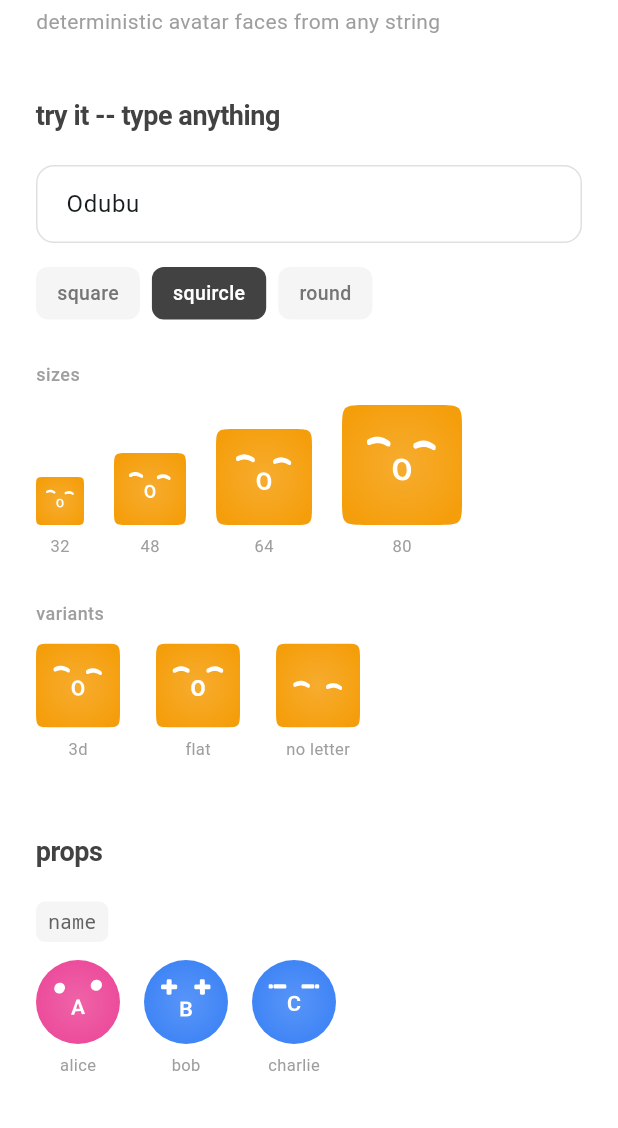
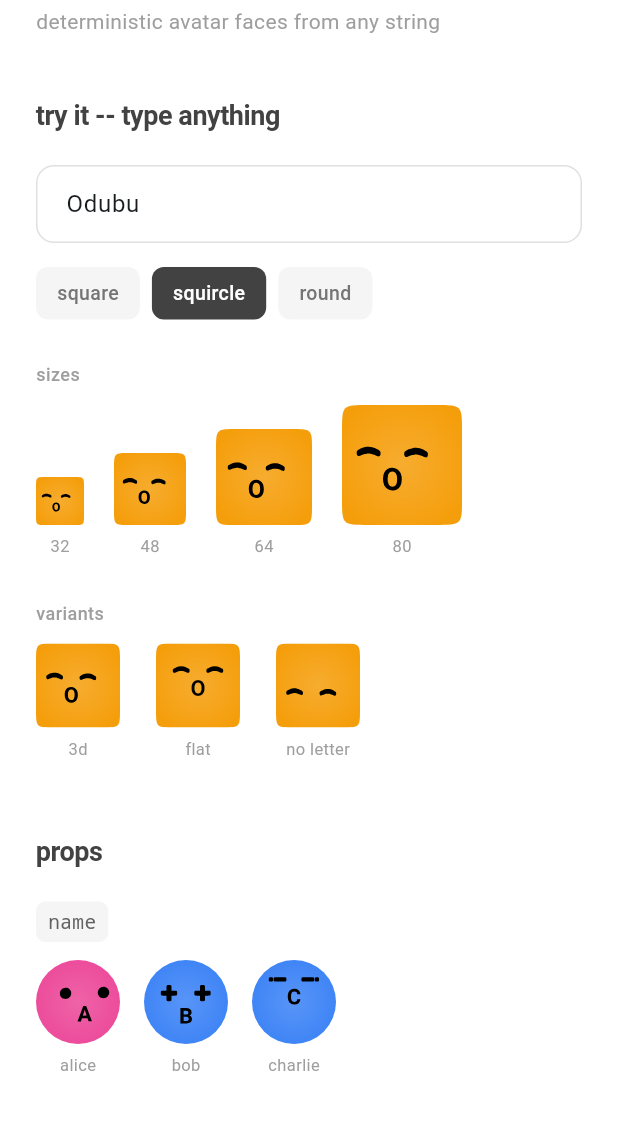
Before and after one commit to sgruhier/flutter_facedash, a Flutter app: the screen it shows after launch, on a phone screen of 412 x 824 dp, the part 108-1236 px from its top. Run offline on Flutter 3.47's test engine with Material 3 defaults, Android fonts, the phone set to English and light mode, and no system bars.

Commit message:
chore: update version to 0.1.3, add credit to Anthony Riera in CHANGELOG, and improve intensity preset calculations

```diff
--- a/example/lib/main.dart
+++ b/example/lib/main.dart
@@ -252,7 +252,7 @@ class _FacehashDemoState extends State<FacehashDemo> {
               _LabeledFace(
                 label: entry.key,
                 child: Facehash(
-                  name: 'intensity',
+                  name: 'Intensity',
                   size: 56,
                   intensity3d: entry.value,
                 ),
--- a/lib/src/widgets/facehash_intensity.dart
+++ b/lib/src/widgets/facehash_intensity.dart
@@ -20,23 +20,27 @@ class IntensityPreset {
   /// Creates an [IntensityPreset].
   const IntensityPreset({
     required this.rotateRange,
-    required this.perspective,
+    required this.offsetFraction,
   });
 
   /// Maximum rotation angle in degrees.
   final double rotateRange;
 
-  /// Perspective distance. 0 means no perspective.
-  final double perspective;
+  /// Face offset as a fraction of widget size (e.g. 0.06 = 6%).
+  final double offsetFraction;
 
   /// Maximum rotation angle in radians.
   double get rotateRangeRad => rotateRange * pi / 180;
 
   /// Lookup table for all intensity levels.
   static const Map<Intensity3D, IntensityPreset> presets = {
-    Intensity3D.none: IntensityPreset(rotateRange: 0, perspective: 0),
-    Intensity3D.subtle: IntensityPreset(rotateRange: 5, perspective: 800),
-    Intensity3D.medium: IntensityPreset(rotateRange: 10, perspective: 500),
-    Intensity3D.dramatic: IntensityPreset(rotateRange: 15, perspective: 300),
+    Intensity3D.none:
+        IntensityPreset(rotateRange: 0, offsetFraction: 0),
+    Intensity3D.subtle:
+        IntensityPreset(rotateRange: 3, offsetFraction: 0.03),
+    Intensity3D.medium:
+        IntensityPreset(rotateRange: 5, offsetFraction: 0.05),
+    Intensity3D.dramatic:
+        IntensityPreset(rotateRange: 8, offsetFraction: 0.08),
   };
 }
--- a/lib/src/widgets/facehash_widget.dart
+++ b/lib/src/widgets/facehash_widget.dart
@@ -280,30 +280,50 @@ class _FacehashState extends State<Facehash> with TickerProviderStateMixin {
   ///
   /// The [animationValue] ranges from 0.0 (hash-based rotation) to
   /// 1.0 (flat / no rotation), controlled by the interaction animation.
+  /// Computes the face feature offset for the 3D tilt effect.
+  ///
+  /// Instead of relying on Matrix4 3D perspective (which renders
+  /// differently on Flutter web vs CSS), we compute the visual offset
+  /// that CSS perspective produces and apply it as a 2D translation
+  /// combined with a subtle rotation.
+  ///
+  /// The [animationValue] ranges from 0.0 (hash-based tilt) to
+  /// 1.0 (flat / centered), controlled by the interaction animation.
+  Offset _computeOffset(double animationValue) {
+    final preset = IntensityPreset.presets[widget.intensity3d]!;
+    if (preset.rotateRange == 0) return Offset.zero;
+
+    // Offset matches CSS perspective projection direction:
+    // rotateY maps to horizontal shift, rotateX to vertical shift.
+    final maxOffset = widget.size * preset.offsetFraction;
+    final dx = lerpDouble(
+      _data.rotation.dy * maxOffset,
+      0,
+      animationValue,
+    )!;
+    final dy = lerpDouble(
+      -_data.rotation.dx * maxOffset,
+      0,
+      animationValue,
+    )!;
+
+    return Offset(dx, dy);
+  }
+
+  /// Builds a subtle rotation matrix for the 3D tilt effect.
   Matrix4 _buildTransform(double animationValue) {
     final preset = IntensityPreset.presets[widget.intensity3d]!;
+    if (preset.rotateRange == 0) return Matrix4.identity();
 
-    // When the interaction animation is at 1.0 the face is flat (0 rotation).
-    // When at 0.0 it shows the hash-based rotation.
-    final hashRotateX = _data.rotation.dx * preset.rotateRange;
-    final hashRotateY = _data.rotation.dy * preset.rotateRange;
+    final rotateXDeg =
+        lerpDouble(_data.rotation.dx * preset.rotateRange, 0, animationValue)!;
+    final rotateYDeg =
+        lerpDouble(_data.rotation.dy * preset.rotateRange, 0, animationValue)!;
 
-    final rotateXDeg = lerpDouble(hashRotateX, 0, animationValue)!;
-    final rotateYDeg = lerpDouble(hashRotateY, 0, animationValue)!;
-
-    final angleX = rotateXDeg * pi / 180;
-    final angleY = rotateYDeg * pi / 180;
-
-    final matrix = Matrix4.identity();
-
-    // Only apply perspective when there is a non-zero distance.
-    if (preset.perspective > 0) {
-      matrix.setEntry(3, 2, 1.0 / preset.perspective);
-    }
-
-    return matrix
-      ..rotateX(angleX)
-      ..rotateY(angleY);
+    return Matrix4.identity()
+      ..setEntry(3, 2, 0.001)
+      ..rotateX(rotateXDeg * pi / 180)
+      ..rotateY(rotateYDeg * pi / 180);
   }
 
   // ---------------------------------------------------------------------------
@@ -313,7 +333,7 @@ class _FacehashState extends State<Facehash> with TickerProviderStateMixin {
   @override
   Widget build(BuildContext context) {
     final backgroundColor = getColor(_effectiveColors, _data.colorIndex);
-    final resolvedEyeColor = widget.eyeColor ?? const Color(0xFFFFFFFF);
+    final resolvedEyeColor = widget.eyeColor ?? const Color(0xFF000000);
 
     // Face paint dimensions. Width is 60 % of the avatar; height preserves
     // the SVG viewBox aspect ratio.
@@ -388,8 +408,8 @@ class _FacehashState extends State<Facehash> with TickerProviderStateMixin {
               ),
             ),
 
-          // Face with 3D transform.
-          Center(
+          // Face with 3D transform (full-size like React's inset:0 div).
+          Positioned.fill(
             child: _buildAnimatedFace(
               resolvedEyeColor: resolvedEyeColor,
               faceWidth: faceWidth,
@@ -416,13 +436,35 @@ class _FacehashState extends State<Facehash> with TickerProviderStateMixin {
         ?_blinkController,
       ]),
       builder: (context, child) {
-        final matrix = _buildTransform(_interactionCurve.value);
+        final animValue = _interactionCurve.value;
+        final offset = _computeOffset(animValue);
+        final matrix = _buildTransform(animValue);
         final blinkProgress = _blinkAnimation?.value ?? 1.0;
 
         return Transform(
           alignment: Alignment.center,
-          transform: matrix,
-          child: Column(
+          transform: Matrix4.translationValues(offset.dx, offset.dy, 0)
+            ..multiply(matrix),
+          child: Center(
+            child: _buildFaceColumn(
+              resolvedEyeColor: resolvedEyeColor,
+              faceWidth: faceWidth,
+              faceHeight: faceHeight,
+              blinkProgress: blinkProgress,
+            ),
+          ),
+        );
+      },
+    );
+  }
+
+  Widget _buildFaceColumn({
+    required Color resolvedEyeColor,
+    required double faceWidth,
+    required double faceHeight,
+    required double blinkProgress,
+  }) {
+    return Column(
       mainAxisSize: MainAxisSize.min,
       mainAxisAlignment: MainAxisAlignment.center,
       children: [
@@ -442,9 +484,6 @@ class _FacehashState extends State<Facehash> with TickerProviderStateMixin {
         else if (widget.showInitial)
           _buildInitial(resolvedEyeColor),
       ],
-          ),
-        );
-      },
     );
   }
 
--- a/pubspec.yaml
+++ b/pubspec.yaml
@@ -2,7 +2,7 @@ name: facehash
 description: >-
   Deterministic avatar faces from any string. Same input always produces
   the same unique face. Zero additional dependencies.
-version: 0.1.1
+version: 0.1.3
 homepage: https://facehash.dev
 repository: https://github.com/sgruhier/flutter_facedash
 issue_tracker: https://github.com/sgruhier/flutter_facedash/issues
@@ -14,7 +14,7 @@ topics:
 
 environment:
   sdk: ^3.10.0
-  flutter: ">=3.38.1"
+  flutter: '>=3.38.1'
 
 dependencies:
   flutter:
```
Also changed, not shown: screenshot.png, 2 other files. Lines whose indentation alone changed are shown as unchanged.
